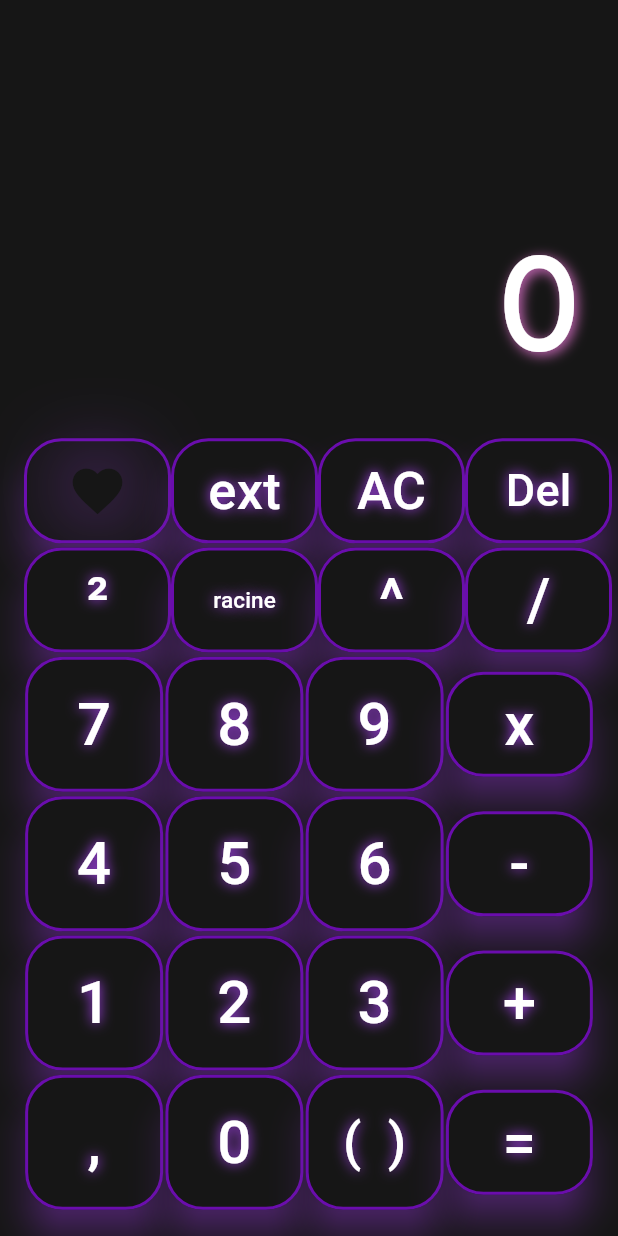
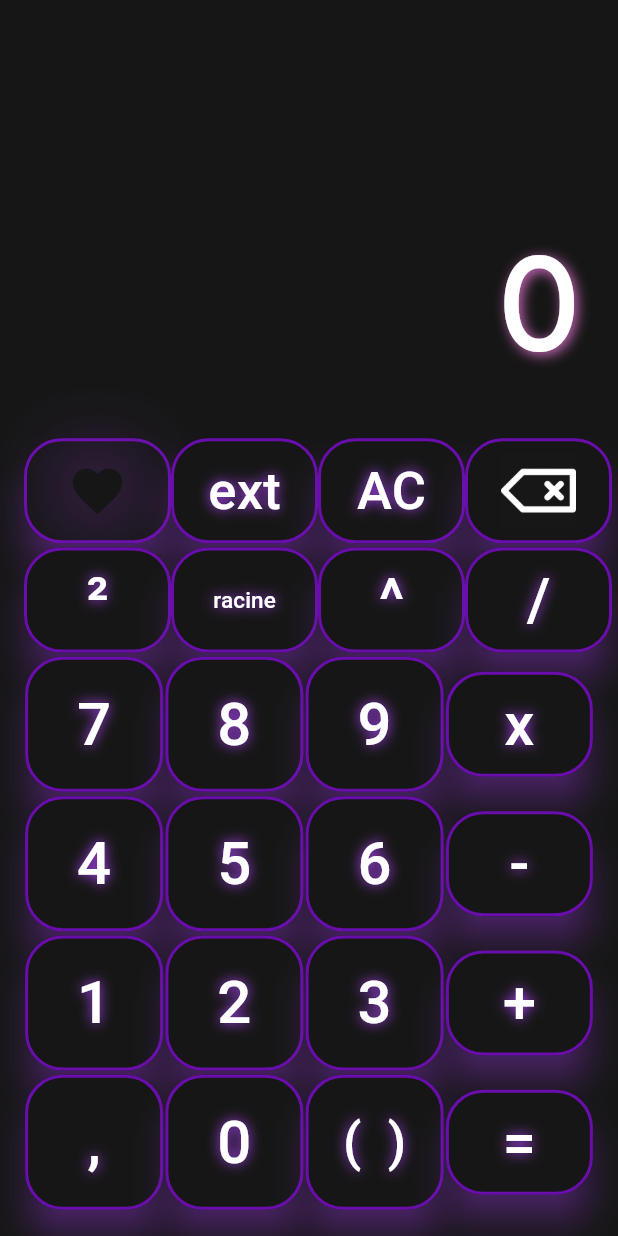
Before and after one commit to Guyllem/calculesther, a Flutter app: the screen it shows after launch, on a phone screen of 412 x 824 dp. Run offline on Flutter 3.47's test engine with Material 3 defaults, Android fonts, the phone set to English and light mode, and no system bars.

Commit message:
add icon to delete button

```diff
--- a/lib/buttonInterface.dart
+++ b/lib/buttonInterface.dart
@@ -6,9 +6,10 @@ class ButtonInterface extends StatelessWidget {
   final double interfaceSize;
   final double width;
   final double height;
+  final Image? image;
   final Widget? iconData;
   final Function(String) onTap;
-  const ButtonInterface({super.key, required this.label, required this.interfaceSize, required this.onTap, required this.width, required this.height, this.iconData});
+  const ButtonInterface({super.key, required this.label, required this.interfaceSize, required this.onTap, required this.width, required this.height, this.iconData, this.image});
 
   @override
   Widget build(BuildContext context) {
@@ -30,7 +31,9 @@ class ButtonInterface extends StatelessWidget {
                 borderRadius: BorderRadius.circular(25)
             )
         ),
-        label: Text(label,
+        label: image != null
+            ? image! :
+            Text(label,
               style: TextStyle(
                 fontSize: interfaceSize,
                 color: AppColors.text,
--- a/lib/calculatrice.dart
+++ b/lib/calculatrice.dart
@@ -138,7 +138,8 @@ class _CalculatriceState extends State<Calculatrice> {
                                     onTap: (value) => _updateNumber(value)),
                                 ButtonInterface(label: "ext", interfaceSize: 35, width: 98, height: 70, onTap: (value) => _updateNumber(value)),
                                 ButtonInterface(label: "AC", interfaceSize: 35, width: 98, height: 70, onTap: (value) => _clearUI()),
-                                ButtonInterface(label: "Del", interfaceSize: 30, width: 98, height: 70, onTap: (value) => _deleteLast()),
+                                ButtonInterface(label: "", interfaceSize: 30, width: 98, height: 70,
+                                    image: Image.asset('assets/icons/delete-arrow.png',color : AppColors.text, height: 50,  width: 50), onTap: (value) => _deleteLast()),
                               ],
                             ),
                             Row(
--- a/pubspec.yaml
+++ b/pubspec.yaml
@@ -59,9 +59,8 @@ flutter:
   uses-material-design: true
 
   # To add assets to your application, add an assets section, like this:
-  # assets:
-  #   - images/a_dot_burr.jpeg
-  #   - images/a_dot_ham.jpeg
+  assets:
+    - assets/icons/
 
   # An image asset can refer to one or more resolution-specific "variants", see
   # https://flutter.dev/to/resolution-aware-images
```
Also changed, not shown: assets/icons/delete-arrow.png (added). Lines whose indentation alone changed are shown as unchanged.
